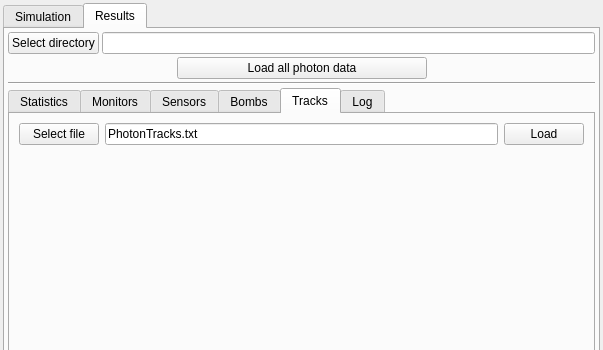
Above: ants3bundle/src/ants3/gui/photsim/aphotsimwin.ui from andrmor/ANTS3bundle before the change; both pictures show x 0 to 603 and y 0 to 350 of the 603 by 655 pixel window. Below: the same form after it.
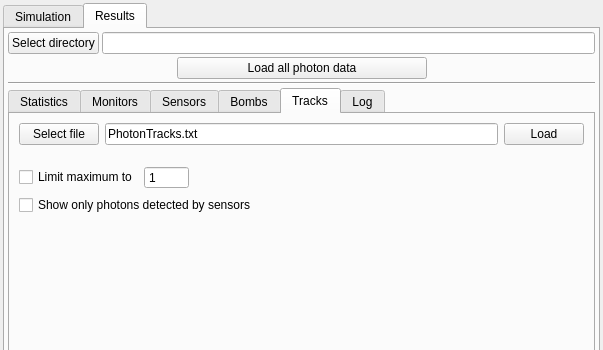
That is the form after the change. The open tabs and pages were chosen to show the change.

The edit to the form file:
```diff
--- a/ants3bundle/src/ants3/gui/photsim/aphotsimwin.ui
+++ b/ants3bundle/src/ants3/gui/photsim/aphotsimwin.ui
@@ -4589,6 +4589,69 @@
               </item>
              </layout>
             </item>
+            <item>
+             <spacer name="verticalSpacer_6">
+              <property name="orientation">
+               <enum>Qt::Orientation::Vertical</enum>
+              </property>
+              <property name="sizeType">
+               <enum>QSizePolicy::Policy::Minimum</enum>
+              </property>
+              <property name="sizeHint" stdset="0">
+               <size>
+                <width>5</width>
+                <height>15</height>
+               </size>
+              </property>
+             </spacer>
+            </item>
+            <item>
+             <layout class="QHBoxLayout" name="horizontalLayout_64">
+              <property name="topMargin">
+               <number>0</number>
+              </property>
+              <item>
+               <widget class="QCheckBox" name="cbTracksMaxInVis">
+                <property name="text">
+                 <string>Limit maximum to</string>
+                </property>
+               </widget>
+              </item>
+              <item>
+               <widget class="QSpinBox" name="sbmaxTracksInVis">
+                <property name="buttonSymbols">
+                 <enum>QAbstractSpinBox::ButtonSymbols::NoButtons</enum>
+                </property>
+                <property name="maximum">
+                 <number>99999</number>
+                </property>
+                <property name="value">
+                 <number>1</number>
+                </property>
+               </widget>
+              </item>
+              <item>
+               <spacer name="horizontalSpacer_70">
+                <property name="orientation">
+                 <enum>Qt::Orientation::Horizontal</enum>
+                </property>
+                <property name="sizeHint" stdset="0">
+                 <size>
+                  <width>40</width>
+                  <height>20</height>
+                 </size>
+                </property>
+               </spacer>
+              </item>
+             </layout>
+            </item>
+            <item>
+             <widget class="QCheckBox" name="cbSuppressTracksMissing">
+              <property name="text">
+               <string>Show only photons detected by sensors</string>
+              </property>
+             </widget>
+            </item>
             <item>
              <spacer name="verticalSpacer_14">
               <property name="orientation">
```
Left out of the diff: 292 changed lines with no effect on the pictures.
